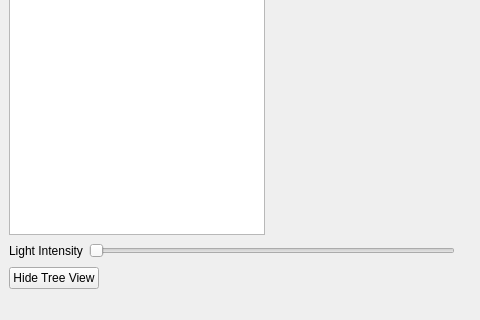
The window that GUI/mainwindow.ui (ninyo999/2024_EEEE2076_GROUP6) describes before a commit, drawn with Qt 5; both pictures show x 0 to 480 and y 307 to 627 of the 829 by 627 pixel window.
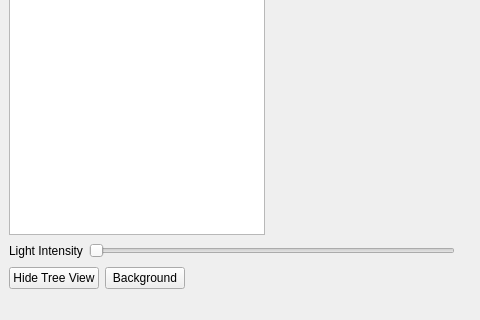
The same window after the commit. Icons and pictures are not drawn. Custom widgets are drawn as their Qt base class.

Commit message: Change Background Button Added (Image Bg still doesnt work)

What changed in the file:
```diff
--- a/GUI/mainwindow.ui
+++ b/GUI/mainwindow.ui
@@ -89,6 +89,13 @@
         </property>
        </widget>
       </item>
+      <item>
+       <widget class="QPushButton" name="backgroundButton">
+        <property name="text">
+         <string>Background</string>
+        </property>
+       </widget>
+      </item>
       <item>
        <spacer name="horizontalSpacer">
         <property name="orientation">
```
The commit also changes 7 other files.
